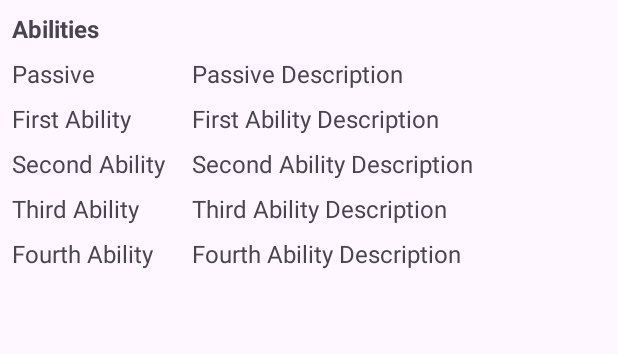
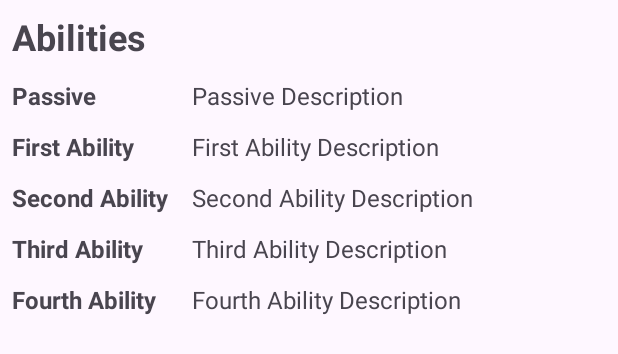
Before and after one commit to wahyuwiyoko/ChampionWiki, an Android app: the layout champion_abilities.xml on its own in the app's theme, with its tools: preview values and no code run, on a phone screen of 412 x 824 dp. Shown: the top 354 px of the screen. Run offline under Robolectric (Android 15) with nearby library versions, the phone set to English and light mode, and no system bars.

Commit message:
Fix constraint layout for abilities description TextView

```diff
--- a/app/src/main/res/layout/activity_detail.xml
+++ b/app/src/main/res/layout/activity_detail.xml
@@ -66,9 +66,9 @@
             layout="@layout/champion_abilities"
             android:layout_width="0dp"
             android:layout_height="wrap_content"
-            android:layout_marginTop="8dp"
+            android:layout_marginTop="30dp"
+            app:layout_constraintEnd_toEndOf="parent"
             app:layout_constraintStart_toStartOf="parent"
-            app:layout_constraintEnd_toEndOf="parent"
             app:layout_constraintTop_toBottomOf="@+id/tv_detail_description" />
     </androidx.constraintlayout.widget.ConstraintLayout>
 </ScrollView>
--- a/app/src/main/res/layout/champion_abilities.xml
+++ b/app/src/main/res/layout/champion_abilities.xml
@@ -1,6 +1,5 @@
 <?xml version="1.0" encoding="utf-8"?>
-<androidx.constraintlayout.widget.ConstraintLayout
-    xmlns:android="http://schemas.android.com/apk/res/android"
+<androidx.constraintlayout.widget.ConstraintLayout xmlns:android="http://schemas.android.com/apk/res/android"
     xmlns:app="http://schemas.android.com/apk/res-auto"
     xmlns:tools="http://schemas.android.com/tools"
     android:layout_width="match_parent"
@@ -12,20 +11,22 @@
         android:layout_height="0dp"
         android:layout_marginStart="8dp"
         android:layout_marginTop="8dp"
-        android:textSize="16sp"
+        android:text="@string/placeholder_abilities"
+        android:textSize="24sp"
         android:textStyle="bold"
         app:layout_constraintStart_toStartOf="parent"
-        app:layout_constraintTop_toTopOf="parent"
-        android:text="@string/placeholder_abilities" />
+        app:layout_constraintTop_toTopOf="parent" />
 
     <TextView
         android:id="@+id/text_passive"
-        android:layout_width="58dp"
+        android:layout_width="0dp"
         android:layout_height="wrap_content"
-        android:layout_marginTop="8dp"
+        android:layout_marginEnd="8dp"
         android:textSize="16sp"
+        android:textStyle="bold"
+        app:layout_constraintEnd_toStartOf="@id/guideline"
         app:layout_constraintStart_toStartOf="@id/text_abilities"
-        app:layout_constraintTop_toBottomOf="@+id/text_abilities"
+        app:layout_constraintTop_toTopOf="@+id/text_passive_description"
         tools:text="@string/placeholder_passive" />
 
     <TextView
@@ -33,7 +34,7 @@
         android:layout_width="0dp"
         android:layout_height="wrap_content"
         android:layout_marginStart="8dp"
-        android:layout_marginTop="8dp"
+        android:layout_marginTop="12dp"
         android:layout_marginEnd="8dp"
         android:textSize="16sp"
         app:layout_constraintEnd_toEndOf="parent"
@@ -45,10 +46,11 @@
         android:id="@+id/text_first_ability"
         android:layout_width="0dp"
         android:layout_height="wrap_content"
-        android:layout_marginTop="8dp"
         android:textSize="16sp"
-        app:layout_constraintStart_toStartOf="@id/text_abilities"
-        app:layout_constraintTop_toBottomOf="@+id/text_passive_description"
+        android:textStyle="bold"
+        app:layout_constraintEnd_toStartOf="@id/guideline"
+        app:layout_constraintStart_toStartOf="@id/text_passive"
+        app:layout_constraintTop_toTopOf="@+id/text_first_ability_description"
         tools:text="@string/placeholder_first_ability" />
 
     <TextView
@@ -56,22 +58,23 @@
         android:layout_width="0dp"
         android:layout_height="wrap_content"
         android:layout_marginStart="8dp"
-        android:layout_marginTop="8dp"
+        android:layout_marginTop="12dp"
         android:layout_marginEnd="8dp"
         android:textSize="16sp"
         app:layout_constraintEnd_toEndOf="parent"
         app:layout_constraintStart_toEndOf="@+id/guideline"
-        app:layout_constraintTop_toBottomOf="@+id/text_passive"
+        app:layout_constraintTop_toBottomOf="@+id/text_passive_description"
         tools:text="@string/placeholder_first_ability_description" />
 
     <TextView
         android:id="@+id/text_second_ability"
         android:layout_width="0dp"
         android:layout_height="wrap_content"
-        android:layout_marginTop="8dp"
         android:textSize="16sp"
+        android:textStyle="bold"
+        app:layout_constraintEnd_toStartOf="@id/guideline"
         app:layout_constraintStart_toStartOf="@id/text_passive"
-        app:layout_constraintTop_toBottomOf="@+id/text_first_ability_description"
+        app:layout_constraintTop_toTopOf="@+id/text_second_ability_description"
         tools:text="@string/placeholder_second_ability" />
 
     <TextView
@@ -79,22 +82,23 @@
         android:layout_width="0dp"
         android:layout_height="wrap_content"
         android:layout_marginStart="8dp"
-        android:layout_marginTop="8dp"
+        android:layout_marginTop="12dp"
         android:layout_marginEnd="8dp"
         android:textSize="16sp"
         app:layout_constraintEnd_toEndOf="parent"
         app:layout_constraintStart_toEndOf="@+id/guideline"
-        app:layout_constraintTop_toBottomOf="@+id/text_first_ability"
+        app:layout_constraintTop_toBottomOf="@+id/text_first_ability_description"
         tools:text="@string/placeholder_second_ability_description" />
 
     <TextView
         android:id="@+id/text_third_ability"
         android:layout_width="0dp"
         android:layout_height="wrap_content"
-        android:layout_marginTop="8dp"
         android:textSize="16sp"
+        android:textStyle="bold"
+        app:layout_constraintEnd_toStartOf="@id/guideline"
         app:layout_constraintStart_toStartOf="@id/text_passive"
-        app:layout_constraintTop_toBottomOf="@+id/text_second_ability_description"
+        app:layout_constraintTop_toTopOf="@+id/text_third_ability_description"
         tools:text="@string/placeholder_third_ability" />
 
     <TextView
@@ -102,22 +106,23 @@
         android:layout_width="0dp"
         android:layout_height="wrap_content"
         android:layout_marginStart="8dp"
-        android:layout_marginTop="8dp"
+        android:layout_marginTop="12dp"
         android:layout_marginEnd="8dp"
         android:textSize="16sp"
         app:layout_constraintEnd_toEndOf="parent"
         app:layout_constraintStart_toEndOf="@+id/guideline"
-        app:layout_constraintTop_toBottomOf="@+id/text_second_ability"
+        app:layout_constraintTop_toBottomOf="@+id/text_second_ability_description"
         tools:text="@string/placeholder_third_ability_description" />
 
     <TextView
         android:id="@+id/text_fourth_ability"
         android:layout_width="0dp"
         android:layout_height="wrap_content"
-        android:layout_marginTop="8dp"
         android:textSize="16sp"
+        android:textStyle="bold"
+        app:layout_constraintEnd_toStartOf="@id/guideline"
         app:layout_constraintStart_toStartOf="@id/text_passive"
-        app:layout_constraintTop_toBottomOf="@+id/text_third_ability_description"
+        app:layout_constraintTop_toTopOf="@+id/text_fourth_ability_description"
         tools:text="@string/placeholder_fourth_ability" />
 
     <TextView
@@ -125,12 +130,12 @@
         android:layout_width="0dp"
         android:layout_height="wrap_content"
         android:layout_marginStart="8dp"
-        android:layout_marginTop="8dp"
+        android:layout_marginTop="12dp"
         android:layout_marginEnd="8dp"
         android:textSize="16sp"
         app:layout_constraintEnd_toEndOf="parent"
         app:layout_constraintStart_toEndOf="@+id/guideline"
-        app:layout_constraintTop_toBottomOf="@+id/text_third_ability"
+        app:layout_constraintTop_toBottomOf="@+id/text_third_ability_description"
         tools:text="@string/placeholder_fourth_ability_description" />
 
     <androidx.constraintlayout.widget.Guideline
```
